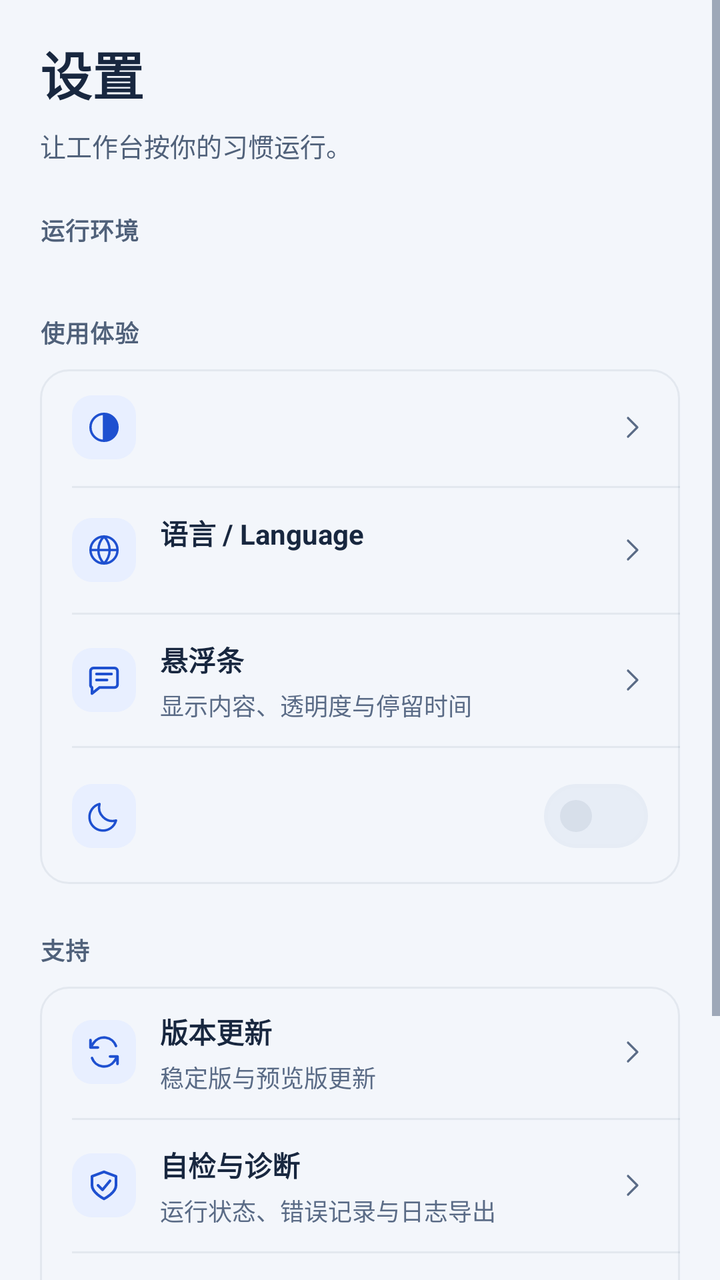
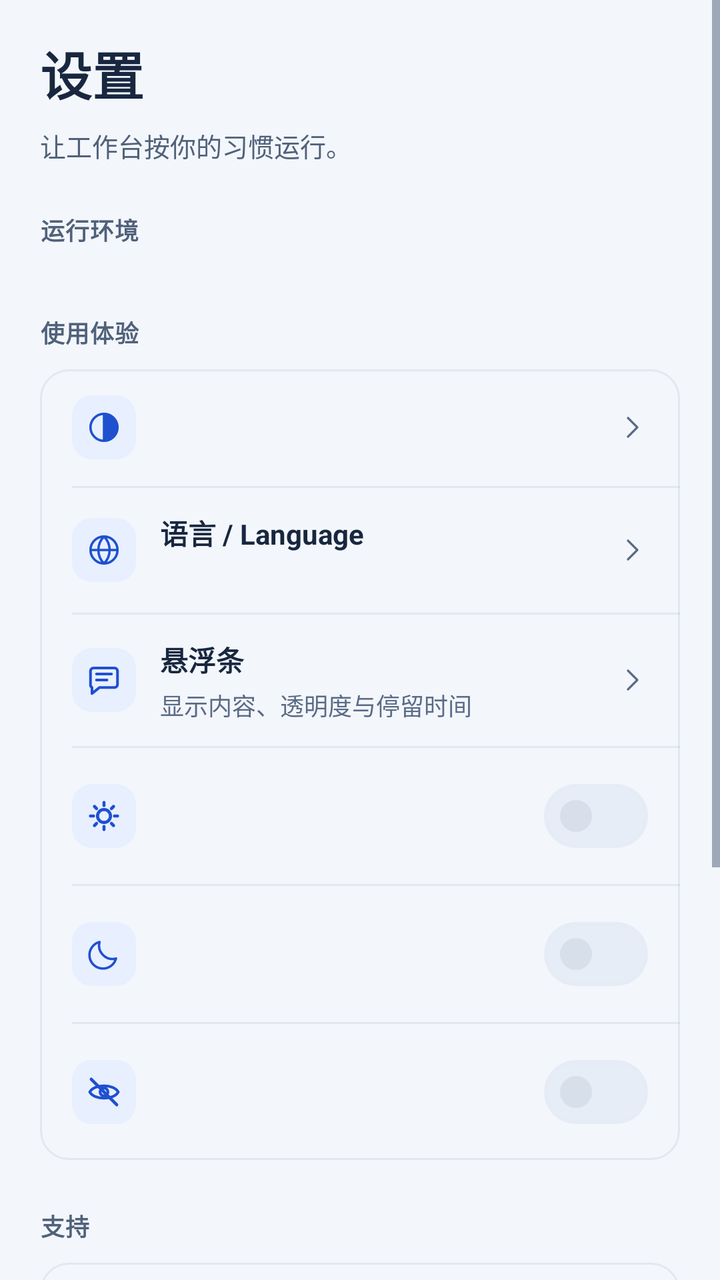

Screens rendered from an Android XML layout before and after an edit, with the pre-edit source and the edit as a unified diff.
<!-- AndroidManifest.xml: application theme Theme.DeepseekHarness -->
<!-- res/layout/fragment_settings.xml -->
<?xml version="1.0" encoding="utf-8"?>
<ScrollView xmlns:android="http://schemas.android.com/apk/res/android" xmlns:app="http://schemas.android.com/apk/res-auto" android:layout_width="match_parent" android:layout_height="match_parent" android:background="@color/shell_bg" android:clipToPadding="false" android:fillViewport="true">

  <LinearLayout android:layout_width="match_parent" android:layout_height="wrap_content" android:orientation="vertical" android:paddingStart="@dimen/shell_page_pad" android:paddingTop="@dimen/shell_page_top" android:paddingEnd="@dimen/shell_page_pad" android:paddingBottom="@dimen/shell_page_bottom">

    <TextView style="@style/ShellPageTitle" android:layout_width="match_parent" android:layout_height="wrap_content" android:text="@string/ui2_settings" />

    <TextView android:id="@+id/settings_page_hint" style="@style/ShellPageDescription" android:layout_width="match_parent" android:layout_height="wrap_content" android:layout_marginTop="8dp" android:text="@string/ui2_settings_hint" />

    <TextView style="@style/ShellSectionLabel" android:layout_width="match_parent" android:layout_height="wrap_content" android:layout_marginTop="@dimen/shell_section_gap" android:layout_marginBottom="@dimen/shell_section_margin" android:text="@string/ui2_environment" />

    <LinearLayout android:id="@+id/settings_tabs" style="@style/ShellGroup" android:layout_width="match_parent" android:layout_height="wrap_content" />

    <TextView style="@style/ShellSectionLabel" android:layout_width="match_parent" android:layout_height="wrap_content" android:layout_marginTop="@dimen/shell_section_gap" android:layout_marginBottom="@dimen/shell_section_margin" android:text="@string/ui2_experience" />

    <LinearLayout style="@style/ShellGroup" android:layout_width="match_parent" android:layout_height="wrap_content">

      <LinearLayout android:id="@+id/settings_theme" style="@style/ShellRow" android:layout_width="match_parent" android:layout_height="wrap_content" android:focusable="true">
        <ImageView style="@style/ShellRowIcon" android:layout_width="@dimen/shell_row_icon" android:layout_height="@dimen/shell_row_icon" android:contentDescription="@null" android:src="@drawable/ic_ui2_auto" />
        <LinearLayout android:layout_width="0dp" android:layout_height="wrap_content" android:layout_marginStart="12dp" android:layout_weight="1" android:orientation="vertical">
          <TextView android:id="@+id/settings_theme_title" style="@style/ShellRowTitle" android:layout_width="match_parent" android:layout_height="wrap_content" android:text="" />
          <TextView android:id="@+id/settings_theme_sub" style="@style/ShellRowSub" android:layout_width="match_parent" android:layout_height="wrap_content" android:layout_marginTop="4dp" android:text="" />
        </LinearLayout>
        <ImageView android:layout_width="@dimen/shell_row_chevron" android:layout_height="@dimen/shell_row_chevron" android:contentDescription="@null" android:src="@drawable/ic_ui2_chevron" app:tint="@color/shell_text_muted" />
      </LinearLayout>

      <View style="@style/ShellDivider" />

      <LinearLayout android:id="@+id/settings_appearance" style="@style/ShellRow" android:layout_width="match_parent" android:layout_height="wrap_content" android:focusable="true">
        <ImageView style="@style/ShellRowIcon" android:layout_width="@dimen/shell_row_icon" android:layout_height="@dimen/shell_row_icon" android:contentDescription="@null" android:src="@drawable/ic_ui_language" />
        <LinearLayout android:layout_width="0dp" android:layout_height="wrap_content" android:layout_marginStart="12dp" android:layout_weight="1" android:orientation="vertical">
          <TextView style="@style/ShellRowTitle" android:layout_width="match_parent" android:layout_height="wrap_content" android:text="@string/ui_language_title" />
          <TextView android:id="@+id/settings_language" style="@style/ShellRowSub" android:layout_width="match_parent" android:layout_height="wrap_content" android:layout_marginTop="4dp" android:text="" />
        </LinearLayout>
        <ImageView android:layout_width="@dimen/shell_row_chevron" android:layout_height="@dimen/shell_row_chevron" android:contentDescription="@null" android:src="@drawable/ic_ui2_chevron" app:tint="@color/shell_text_muted" />
      </LinearLayout>

      <View style="@style/ShellDivider" />

      <LinearLayout android:id="@+id/settings_overlay" style="@style/ShellRow" android:layout_width="match_parent" android:layout_height="wrap_content">
        <ImageView style="@style/ShellRowIcon" android:layout_width="@dimen/shell_row_icon" android:layout_height="@dimen/shell_row_icon" android:contentDescription="@null" android:src="@drawable/ic_ui_chat" />
        <LinearLayout android:layout_width="0dp" android:layout_height="wrap_content" android:layout_marginStart="12dp" android:layout_weight="1" android:orientation="vertical">
          <TextView style="@style/ShellRowTitle" android:layout_width="match_parent" android:layout_height="wrap_content" android:text="@string/ui2_overlay" />
          <TextView style="@style/ShellRowSub" android:layout_width="match_parent" android:layout_height="wrap_content" android:layout_marginTop="4dp" android:text="@string/ui2_overlay_sub" />
        </LinearLayout>
        <ImageView android:layout_width="@dimen/shell_row_chevron" android:layout_height="@dimen/shell_row_chevron" android:contentDescription="@null" android:src="@drawable/ic_ui2_chevron" app:tint="@color/shell_text_muted" />
      </LinearLayout>

      <View style="@style/ShellDivider" />

      <LinearLayout android:id="@+id/settings_power" style="@style/ShellRow" android:layout_width="match_parent" android:layout_height="wrap_content">
        <ImageView style="@style/ShellRowIcon" android:layout_width="@dimen/shell_row_icon" android:layout_height="@dimen/shell_row_icon" android:contentDescription="@null" android:src="@drawable/ic_ui2_moon" />
        <LinearLayout android:layout_width="0dp" android:layout_height="wrap_content" android:layout_marginStart="12dp" android:layout_weight="1" android:orientation="vertical">
          <TextView android:id="@+id/settings_power_title" style="@style/ShellRowTitle" android:layout_width="match_parent" android:layout_height="wrap_content" />
          <TextView android:id="@+id/settings_power_hint" style="@style/ShellRowSub" android:layout_width="match_parent" android:layout_height="wrap_content" android:layout_marginTop="4dp" />
        </LinearLayout>
        <com.google.android.material.materialswitch.MaterialSwitch android:id="@+id/settings_eco" style="@style/ShellSwitch" android:layout_width="wrap_content" android:layout_height="wrap_content" android:showText="false" />
      </LinearLayout>
    </LinearLayout>

    <TextView style="@style/ShellSectionLabel" android:layout_width="match_parent" android:layout_height="wrap_content" android:layout_marginTop="@dimen/shell_section_gap" android:layout_marginBottom="@dimen/shell_section_margin" android:text="@string/ui2_support" />

    <LinearLayout style="@style/ShellGroup" android:layout_width="match_parent" android:layout_height="wrap_content">

      <LinearLayout android:id="@+id/settings_update" style="@style/ShellRow" android:layout_width="match_parent" android:layout_height="wrap_content">
        <ImageView style="@style/ShellRowIcon" android:layout_width="@dimen/shell_row_icon" android:layout_height="@dimen/shell_row_icon" android:contentDescription="@null" android:src="@drawable/ic_recovery_refresh" />
        <LinearLayout android:layout_width="0dp" android:layout_height="wrap_content" android:layout_marginStart="12dp" android:layout_weight="1" android:orientation="vertical">
          <TextView style="@style/ShellRowTitle" android:layout_width="match_parent" android:layout_height="wrap_content" android:text="@string/ui2_updates" />
          <TextView style="@style/ShellRowSub" android:layout_width="match_parent" android:layout_height="wrap_content" android:layout_marginTop="4dp" android:text="@string/ui2_updates_sub" />
        </LinearLayout>
        <ImageView android:layout_width="@dimen/shell_row_chevron" android:layout_height="@dimen/shell_row_chevron" android:contentDescription="@null" android:src="@drawable/ic_ui2_chevron" app:tint="@color/shell_text_muted" />
      </LinearLayout>

      <View style="@style/ShellDivider" />

      <LinearLayout android:id="@+id/settings_selftest" style="@style/ShellRow" android:layout_width="match_parent" android:layout_height="wrap_content">
        <ImageView style="@style/ShellRowIcon" android:layout_width="@dimen/shell_row_icon" android:layout_height="@dimen/shell_row_icon" android:contentDescription="@null" android:src="@drawable/ic_ui_shield" />
        <LinearLayout android:layout_width="0dp" android:layout_height="wrap_content" android:layout_marginStart="12dp" android:layout_weight="1" android:orientation="vertical">
          <TextView style="@style/ShellRowTitle" android:layout_width="match_parent" android:layout_height="wrap_content" android:text="@string/ui2_diagnostics" />
          <TextView style="@style/ShellRowSub" android:layout_width="match_parent" android:layout_height="wrap_content" android:layout_marginTop="4dp" android:text="@string/ui2_diagnostics_sub" />
        </LinearLayout>
        <ImageView android:layout_width="@dimen/shell_row_chevron" android:layout_height="@dimen/shell_row_chevron" android:contentDescription="@null" android:src="@drawable/ic_ui2_chevron" app:tint="@color/shell_text_muted" />
      </LinearLayout>

      <View style="@style/ShellDivider" />

      <LinearLayout android:id="@+id/settings_about" style="@style/ShellRow" android:layout_width="match_parent" android:layout_height="wrap_content">
        <ImageView style="@style/ShellRowIcon" android:layout_width="@dimen/shell_row_icon" android:layout_height="@dimen/shell_row_icon" android:contentDescription="@null" android:src="@drawable/ic_about" />
        <LinearLayout android:layout_width="0dp" android:layout_height="wrap_content" android:layout_marginStart="12dp" android:layout_weight="1" android:orientation="vertical">
          <TextView style="@style/ShellRowTitle" android:layout_width="match_parent" android:layout_height="wrap_content" android:text="@string/ui2_about" />
          <TextView style="@style/ShellRowSub" android:layout_width="match_parent" android:layout_height="wrap_content" android:layout_marginTop="4dp" android:text="@string/ui2_about_sub" />
        </LinearLayout>
        <ImageView android:layout_width="@dimen/shell_row_chevron" android:layout_height="@dimen/shell_row_chevron" android:contentDescription="@null" android:src="@drawable/ic_ui2_chevron" app:tint="@color/shell_text_muted" />
      </LinearLayout>
    </LinearLayout>

    <TextView android:id="@+id/settings_ver" style="@style/ShellFooter" android:layout_width="match_parent" android:layout_height="wrap_content" android:layout_marginTop="22dp" android:text="" />
    <TextView android:id="@+id/settings_update_sub" android:layout_width="match_parent" android:layout_height="wrap_content" android:text="" android:visibility="gone" />
  </LinearLayout>
</ScrollView>
<!-- resources referenced by this layout -->
<resources>
  <color name="shell_text_muted">#5A6B86</color>
  <dimen name="shell_page_bottom">90dp</dimen>
  <dimen name="shell_page_pad">20dp</dimen>
  <dimen name="shell_page_top">18dp</dimen>
  <dimen name="shell_row_chevron">16dp</dimen>
  <dimen name="shell_row_icon">32dp</dimen>
  <dimen name="shell_section_gap">24dp</dimen>
  <dimen name="shell_section_margin">10dp</dimen>
  <string name="ui2_about">关于 DSHA</string>
  <string name="ui2_about_sub">版本、开源许可与反馈</string>
  <string name="ui2_diagnostics">自检与诊断</string>
  <string name="ui2_environment">运行环境</string>
  <string name="ui2_experience">使用体验</string>
  <string name="ui2_overlay">悬浮条</string>
  <string name="ui2_settings">设置</string>
  <string name="ui2_support">支持</string>
  <string name="ui2_updates">版本更新</string>
  <string name="ui2_updates_sub">稳定版与预览版更新</string>
  <color name="text">#18273F</color>
  <color name="text_secondary">#50617A</color>
  <dimen name="shell_row_pad_h">16dp</dimen>
  <color name="shell_line">#131D3A60</color>
  <dimen name="shell_footer_text">12sp</dimen>
  <dimen name="shell_page_desc">13sp</dimen>
  <dimen name="shell_page_title">26sp</dimen>
  <color name="shell_text">#18273F</color>
  <dimen name="shell_row_min_height">56dp</dimen>
  <dimen name="shell_row_pad_v">12dp</dimen>
  <dimen name="shell_row_icon_pad">7dp</dimen>
  <dimen name="shell_row_sub">12sp</dimen>
  <dimen name="shell_row_title">14sp</dimen>
  <dimen name="shell_section_label">12sp</dimen>
  <dimen name="touch_min">44dp</dimen>
  <color name="line">#131D3A60</color>
  <color name="err">#AF404B</color>
  <color name="error_on">#FFFFFF</color>
  <color name="text_muted">#5A6B86</color>
  <color name="pal_standard_card">#FCFDFF</color>
  <color name="pal_standard_raised">#E7EDF6</color>
  <color name="pal_standard_preview">#E7EDF6</color>
  <dimen name="radius_control">13dp</dimen>
  <dimen name="stroke">1dp</dimen>
  <!-- unchanged entries left out for length: 74 -->
</resources>

<!-- the commit's change to res/layout/fragment_settings.xml (unified diff, before → after) -->
@@ -48,6 +48,17 @@
 
       <View style="@style/ShellDivider" />
 
+      <LinearLayout android:id="@+id/settings_keep_screen_on" style="@style/ShellRow" android:layout_width="match_parent" android:layout_height="wrap_content">
+        <ImageView style="@style/ShellRowIcon" android:layout_width="@dimen/shell_row_icon" android:layout_height="@dimen/shell_row_icon" android:contentDescription="@null" android:src="@drawable/ic_ui_keep_screen_on" />
+        <LinearLayout android:layout_width="0dp" android:layout_height="wrap_content" android:layout_marginStart="12dp" android:layout_weight="1" android:orientation="vertical">
+          <TextView android:id="@+id/settings_keep_screen_on_title" style="@style/ShellRowTitle" android:layout_width="match_parent" android:layout_height="wrap_content" android:text="" />
+          <TextView android:id="@+id/settings_keep_screen_on_hint" style="@style/ShellRowSub" android:layout_width="match_parent" android:layout_height="wrap_content" android:layout_marginTop="4dp" android:text="" />
+        </LinearLayout>
+        <com.google.android.material.materialswitch.MaterialSwitch android:id="@+id/settings_keep_screen_on_switch" style="@style/ShellSwitch" android:layout_width="wrap_content" android:layout_height="wrap_content" android:showText="false" />
+      </LinearLayout>
+
+      <View style="@style/ShellDivider" />
+
       <LinearLayout android:id="@+id/settings_power" style="@style/ShellRow" android:layout_width="match_parent" android:layout_height="wrap_content">
         <ImageView style="@style/ShellRowIcon" android:layout_width="@dimen/shell_row_icon" android:layout_height="@dimen/shell_row_icon" android:contentDescription="@null" android:src="@drawable/ic_ui2_moon" />
         <LinearLayout android:layout_width="0dp" android:layout_height="wrap_content" android:layout_marginStart="12dp" android:layout_weight="1" android:orientation="vertical">
@@ -55,6 +66,17 @@
           <TextView android:id="@+id/settings_power_hint" style="@style/ShellRowSub" android:layout_width="match_parent" android:layout_height="wrap_content" android:layout_marginTop="4dp" />
         </LinearLayout>
         <com.google.android.material.materialswitch.MaterialSwitch android:id="@+id/settings_eco" style="@style/ShellSwitch" android:layout_width="wrap_content" android:layout_height="wrap_content" android:showText="false" />
+      </LinearLayout>
+
+      <View style="@style/ShellDivider" />
+
+      <LinearLayout android:id="@+id/settings_hidden_recents" style="@style/ShellRow" android:layout_width="match_parent" android:layout_height="wrap_content">
+        <ImageView style="@style/ShellRowIcon" android:layout_width="@dimen/shell_row_icon" android:layout_height="@dimen/shell_row_icon" android:contentDescription="@null" android:src="@drawable/ic_ui2_hide_recents" />
+        <LinearLayout android:layout_width="0dp" android:layout_height="wrap_content" android:layout_marginStart="12dp" android:layout_weight="1" android:orientation="vertical">
+          <TextView android:id="@+id/settings_hidden_recents_title" style="@style/ShellRowTitle" android:layout_width="match_parent" android:layout_height="wrap_content" />
+          <TextView android:id="@+id/settings_hidden_recents_hint" style="@style/ShellRowSub" android:layout_width="match_parent" android:layout_height="wrap_content" android:layout_marginTop="4dp" />
+        </LinearLayout>
+        <com.google.android.material.materialswitch.MaterialSwitch android:id="@+id/settings_hidden_recents_switch" style="@style/ShellSwitch" android:layout_width="wrap_content" android:layout_height="wrap_content" android:showText="false" />
       </LinearLayout>
     </LinearLayout>
 
<!-- resource entries referenced after the edit -->
@@ -8,6 +8,56 @@
   <dimen name="shell_row_icon">32dp</dimen>
   <dimen name="shell_section_gap">24dp</dimen>
   <dimen name="shell_section_margin">10dp</dimen>
+  <!-- drawable ic_ui2_hide_recents (drawable) -->
+  <?xml version="1.0" encoding="utf-8"?>
+  <vector xmlns:android="http://schemas.android.com/apk/res/android"
+      android:width="20dp"
+      android:height="20dp"
+      android:viewportWidth="24"
+      android:viewportHeight="24">
+      <path
+          android:fillColor="@android:color/transparent"
+          android:strokeColor="@color/text_secondary"
+          android:strokeWidth="1.8"
+          android:strokeLineCap="round"
+          android:strokeLineJoin="round"
+          android:pathData="M2.5,12 C5.5,6.5 18.5,6.5 21.5,12 C18.5,17.5 5.5,17.5 2.5,12 Z" />
+      <path
+          android:fillColor="@android:color/transparent"
+          android:strokeColor="@color/text_secondary"
+          android:strokeWidth="1.8"
+          android:strokeLineCap="round"
+          android:strokeLineJoin="round"
+          android:pathData="M12,9.4a2.6,2.6 0,1 0,0.01,0z" />
+      <path
+          android:fillColor="@android:color/transparent"
+          android:strokeColor="@color/text_secondary"
+          android:strokeWidth="2.1"
+          android:strokeLineCap="round"
+          android:pathData="M3.5,3.5 L20.5,20.5" />
+  </vector>
+  <!-- drawable ic_ui_keep_screen_on (drawable) -->
+  <?xml version="1.0" encoding="utf-8"?>
+  <vector xmlns:android="http://schemas.android.com/apk/res/android"
+      android:width="20dp"
+      android:height="20dp"
+      android:viewportWidth="24"
+      android:viewportHeight="24">
+      <path
+          android:fillColor="@android:color/transparent"
+          android:strokeColor="@color/text_secondary"
+          android:strokeWidth="2.1"
+          android:strokeLineCap="round"
+          android:strokeLineJoin="round"
+          android:pathData="M12,7.7a4.3,4.3 0,1 0,0.01,0z" />
+      <path
+          android:fillColor="@android:color/transparent"
+          android:strokeColor="@color/text_secondary"
+          android:strokeWidth="2.1"
+          android:strokeLineCap="round"
+          android:strokeLineJoin="round"
+          android:pathData="M12,3V5M12,19V21M3,12H5M19,12H21M5.64,5.64L7.05,7.05M16.95,7.05L18.36,5.64M5.64,18.36L7.05,16.95M16.95,16.95L18.36,18.36" />
+  </vector>
   <string name="ui2_about">关于 DSHA</string>
   <string name="ui2_about_sub">版本、开源许可与反馈</string>
   <string name="ui2_diagnostics">自检与诊断</string>
